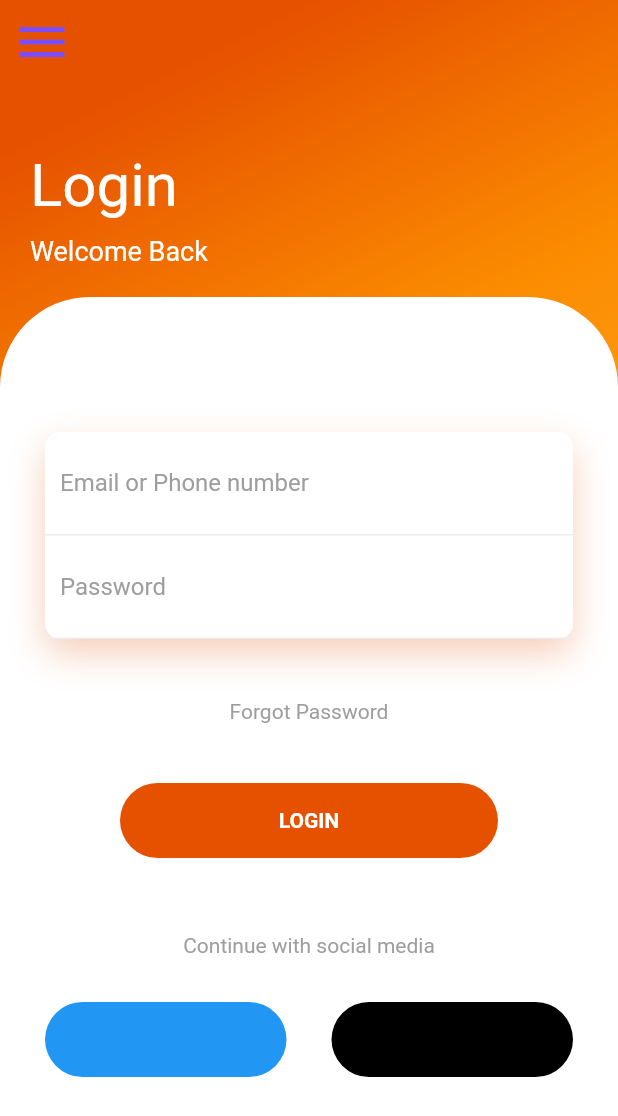
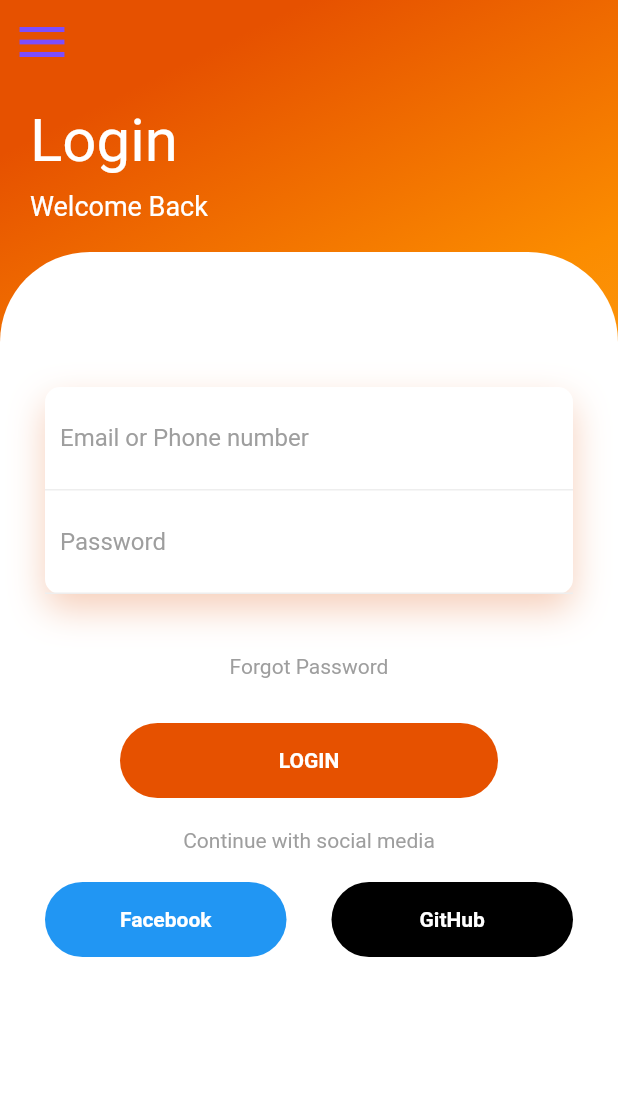
Before and after one commit to heyhey1028/flutter-candybox, a Flutter app: the LoginScreen screen opened directly, on a phone screen of 412 x 824 dp. Shown: the top 1116 px of the screen. Run offline on Flutter 3.47's test engine with Material 2 defaults, Android fonts, the phone set to English and light mode, and no system bars.

Commit message:
update: fix layout overflows

```diff
--- a/lib/login_ui/login_screen.dart
+++ b/lib/login_ui/login_screen.dart
@@ -7,7 +7,10 @@ class LoginScreen extends StatelessWidget {
 
   @override
   Widget build(BuildContext context) {
-    return Scaffold(
+    return GestureDetector(
+      onTap: () => FocusManager.instance.primaryFocus.unfocus(),
+      child: Scaffold(
+        resizeToAvoidBottomInset: false,
         extendBodyBehindAppBar: true,
         key: _scaffoldKey,
         appBar: AppBar(
@@ -36,7 +39,7 @@ class LoginScreen extends StatelessWidget {
             crossAxisAlignment: CrossAxisAlignment.start,
             children: [
               SizedBox(
-              height: 80,
+                height: 50,
               ),
               Padding(
                 padding: EdgeInsets.all(20),
@@ -128,7 +131,7 @@ class LoginScreen extends StatelessWidget {
                         style: TextStyle(color: Colors.grey),
                       ),
                       SizedBox(
-                      height: 40,
+                        height: 30,
                       ),
                       Container(
                         height: 50,
@@ -147,14 +150,14 @@ class LoginScreen extends StatelessWidget {
                         ),
                       ),
                       SizedBox(
-                      height: 50,
+                        height: 20,
                       ),
                       Text(
                         'Continue with social media',
                         style: TextStyle(color: Colors.grey),
                       ),
                       SizedBox(
-                      height: 30,
+                        height: 20,
                       ),
                       Row(
                         children: [
@@ -163,7 +166,17 @@ class LoginScreen extends StatelessWidget {
                               height: 50,
                               decoration: BoxDecoration(
                                 borderRadius: BorderRadius.circular(50),
-                                color: Colors.blue),
+                                color: Colors.blue,
+                              ),
+                              child: Center(
+                                child: Text(
+                                  'Facebook',
+                                  style: TextStyle(
+                                    color: Colors.white,
+                                    fontWeight: FontWeight.bold,
+                                  ),
+                                ),
+                              ),
                             ),
                           ),
                           SizedBox(
@@ -174,7 +187,17 @@ class LoginScreen extends StatelessWidget {
                               height: 50,
                               decoration: BoxDecoration(
                                 borderRadius: BorderRadius.circular(50),
-                                color: Colors.black),
+                                color: Colors.black,
+                              ),
+                              child: Center(
+                                child: Text(
+                                  'GitHub',
+                                  style: TextStyle(
+                                    color: Colors.white,
+                                    fontWeight: FontWeight.bold,
+                                  ),
+                                ),
+                              ),
                             ),
                           ),
                         ],
@@ -186,6 +209,7 @@ class LoginScreen extends StatelessWidget {
             ],
           ),
         ),
+      ),
     );
   }
 }
```
Lines whose indentation alone changed are shown as unchanged.
